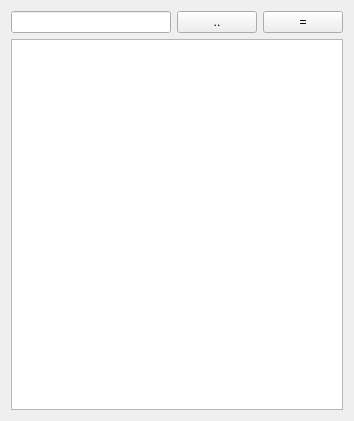
Old version of the form src/plugins/lcftp/pane.ui in the repository 0xd34df00d/leechcraft.
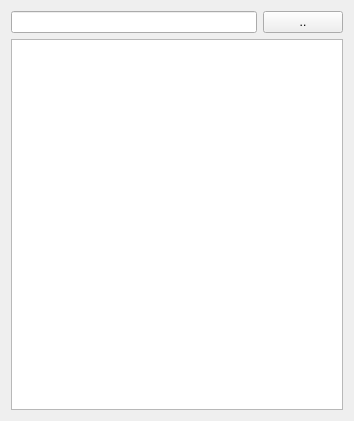
New version of the form.

Commit message: LCFTP: up button works.

```diff
--- a/src/plugins/lcftp/pane.ui
+++ b/src/plugins/lcftp/pane.ui
@@ -26,13 +26,6 @@
        </property>
       </widget>
      </item>
-     <item>
-      <widget class="QPushButton" name="Equalize_">
-       <property name="text">
-        <string>=</string>
-       </property>
-      </widget>
-     </item>
     </layout>
    </item>
    <item>
```
The commit also changes 2 other files.
